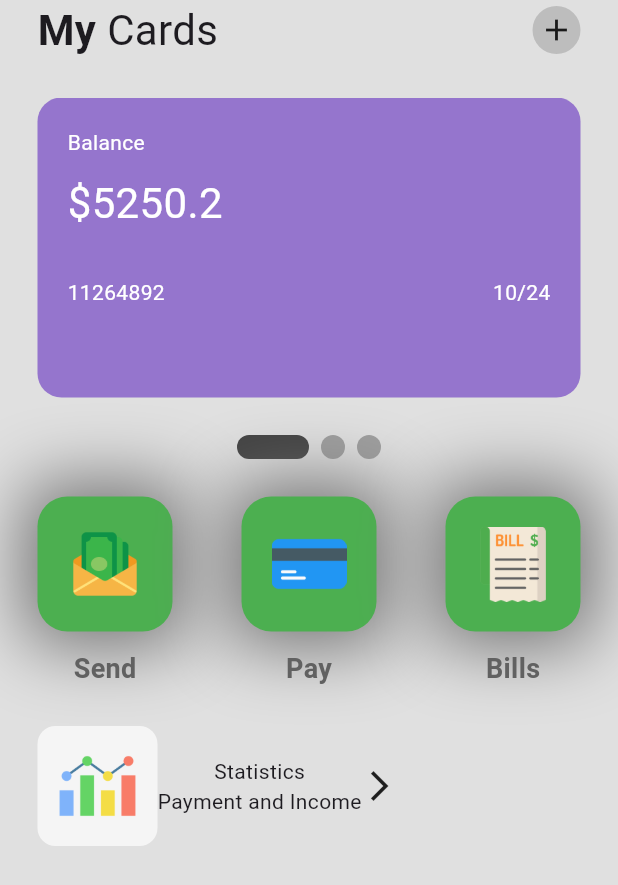
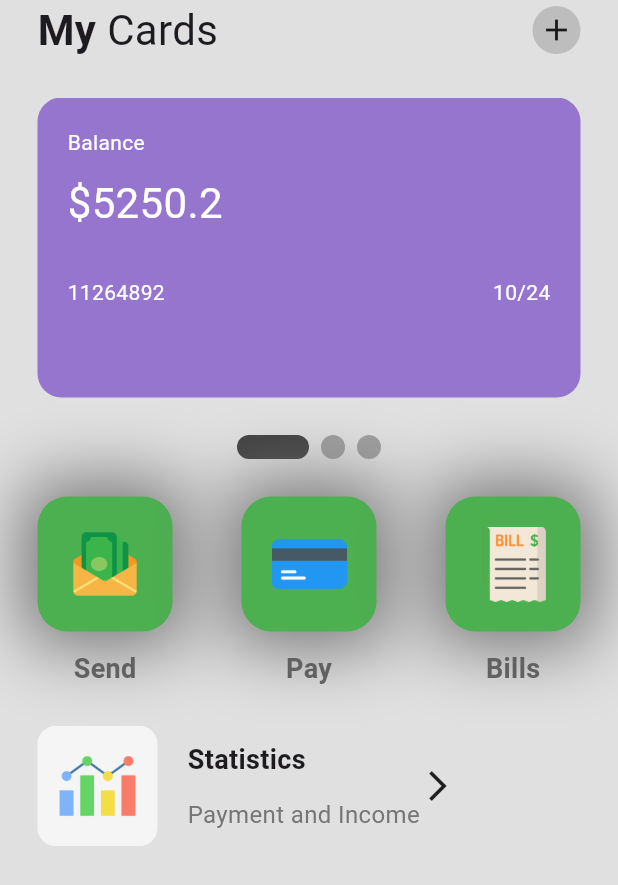
Before and after one commit to OrewaKimi/Flutter-Wallet-App-UI, a Flutter app: the screen it shows after launch, on a phone screen of 412 x 824 dp. Shown: the top 885 px of the screen. Run offline on Flutter 3.47's test engine with Material 3 defaults, Android fonts, the phone set to English and light mode, and no system bars; drawn by our look-alikes of smooth_page_indicator.

Commit message:
update statistics sizedbox, fontweight and  color

```diff
--- a/lib/pages/home_page.dart
+++ b/lib/pages/home_page.dart
@@ -150,10 +150,28 @@ class _HomePageState extends State<HomePage> {
                       child: Image.asset('lib/icons/statistics.png'),
                     ),
 
+                    SizedBox(
+                      width: 20,
+                    ),
+
                     Column(
+                      crossAxisAlignment: CrossAxisAlignment.start,
                       children: [
-                        Text('Statistics'),
-                        Text('Payment and Income'),
+                        Text('Statistics',
+                        style: TextStyle(
+                        fontWeight: FontWeight.bold,
+                         fontSize: 18,
+                         ),
+                        ),
+                         SizedBox(
+                          height: 12,
+                        ),
+                        Text('Payment and Income',
+                         style: TextStyle(
+                         fontSize: 16,
+                         color: Colors.grey[600],
+                         ),
+                        ),
                       ],
                     ),
 
```
